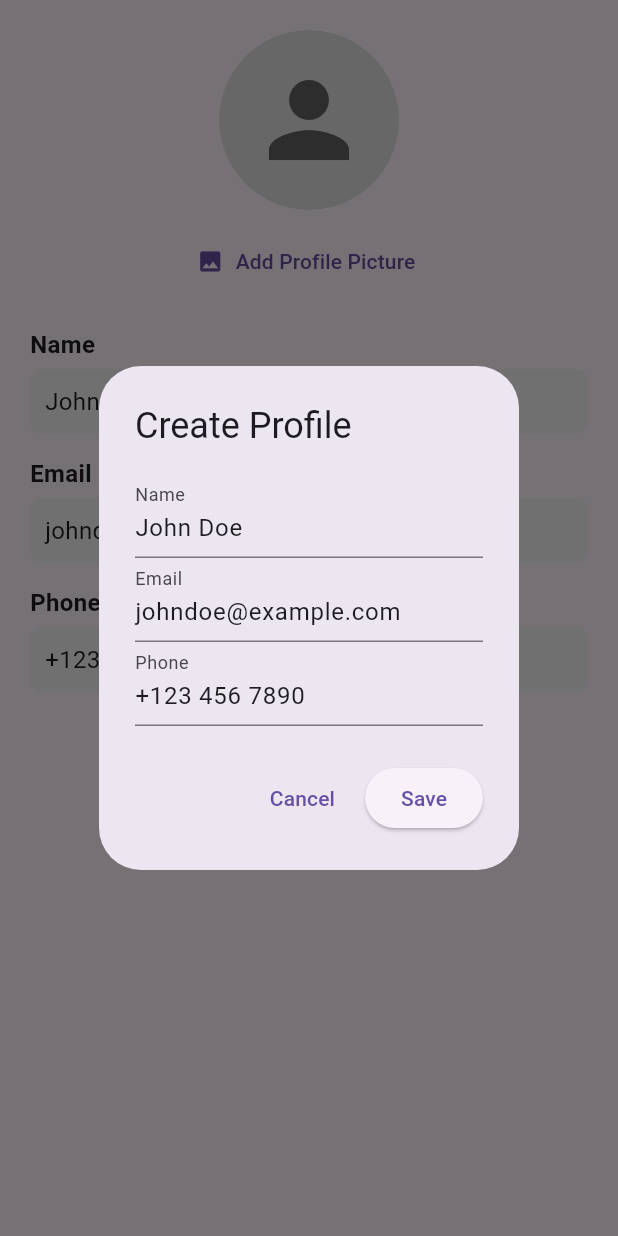
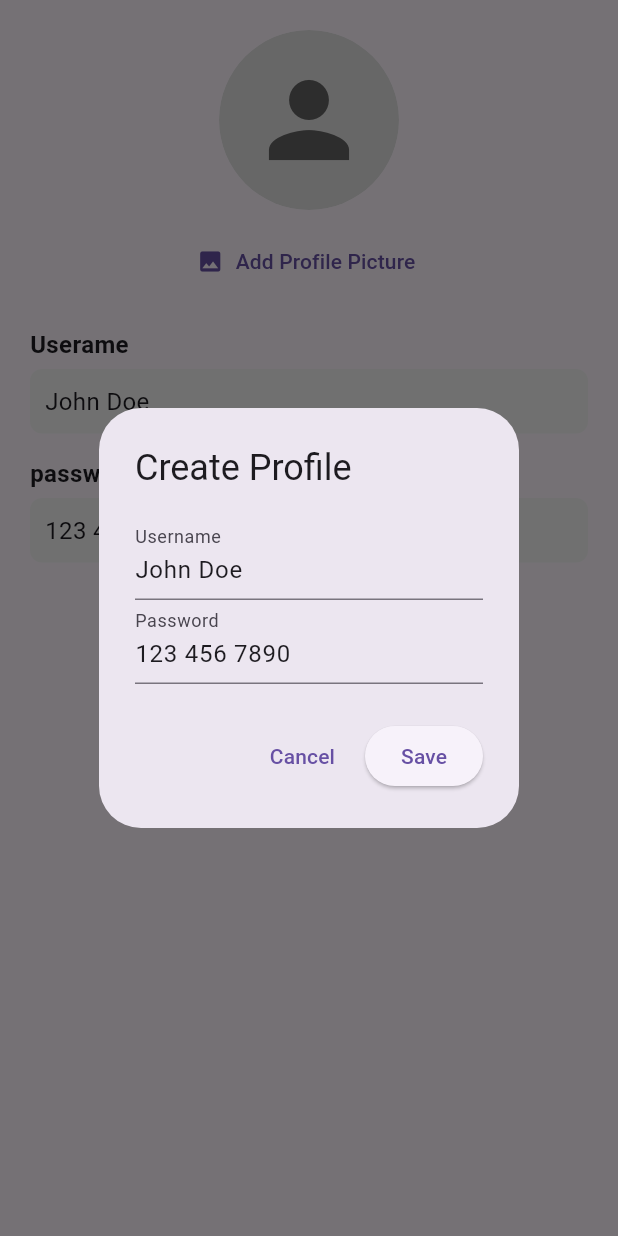
Before and after one commit to baraka1111/flutter-app1, a Flutter app: the loginScreen screen opened directly, after a tap on "Log In", on a phone screen of 412 x 824 dp. Run offline on Flutter 3.47's test engine with Material 3 defaults, Android fonts, the phone set to English and light mode, and no system bars; our stand-ins replace image_picker, permission_handler, sqflite; missing offline and left inert: fast_contacts; accounts and stored records are empty.

Commit message:
Provider

```diff
--- a/lib/home.dart
+++ b/lib/home.dart
@@ -1,6 +1,4 @@
 import 'package:flutter/material.dart';
-import 'package:test_app/profile.dart';
-import 'package:test_app/tab_screen.dart';
 
 class HomePage extends StatelessWidget {
   @override
@@ -9,7 +7,7 @@ class HomePage extends StatelessWidget {
       body: Container(
         height: MediaQuery.of(context).size.height,
         width: double.infinity,
-        color: Colors.blue,
+        color: Colors.red,
         child: Column(
           children: [
             SizedBox(
--- a/lib/provider/login.dart
+++ b/lib/provider/login.dart
@@ -2,7 +2,6 @@
 
 import 'dart:io';
 import 'package:flutter/material.dart';
-import 'package:flutter/widgets.dart';
 import 'package:image_picker/image_picker.dart';
 
 class loginScreen extends StatefulWidget{
@@ -12,8 +11,7 @@ class loginScreen extends StatefulWidget{
  class _loginScreenState extends State<loginScreen> {
   File? _image;
   String _name = "John Doe";
-  String _email = "johndoe@example.com";
-  String _phone = "+123 456 7890";
+  String _password = "123 456 7890";
 
   Future<void> _pickImage() async {
     final pickedFile =
@@ -31,10 +29,8 @@ class loginScreen extends StatefulWidget{
       builder: (context) {
         TextEditingController nameController =
             TextEditingController(text: _name);
-        TextEditingController emailController =
-            TextEditingController(text: _email);
-        TextEditingController phoneController =
-            TextEditingController(text: _phone);
+        TextEditingController passwordController =
+            TextEditingController(text: _password);
 
         return AlertDialog(
           title: Text("Create Profile"),
@@ -43,13 +39,10 @@ class loginScreen extends StatefulWidget{
             children: [
               TextField(
                   controller: nameController,
-                  decoration: InputDecoration(labelText: "Name")),
+                  decoration: InputDecoration(labelText: "Username")),
               TextField(
-                  controller: emailController,
-                  decoration: InputDecoration(labelText: "Email")),
-              TextField(
-                  controller: phoneController,
-                  decoration: InputDecoration(labelText: "Phone")),
+                  controller: passwordController,
+                  decoration: InputDecoration(labelText: "Password")),
             ],
           ),
           actions: [
@@ -59,8 +52,7 @@ class loginScreen extends StatefulWidget{
               onPressed: () {
                 setState(() {
                   _name = nameController.text;
-                  _email = emailController.text;
-                  _phone = phoneController.text;
+                  _password = passwordController.text;
                 });
                 Navigator.pop(context);
               },
@@ -107,9 +99,8 @@ class loginScreen extends StatefulWidget{
             SizedBox(height: 20),
 
             // User Details
-            _buildDetail("Name", _name),
-            _buildDetail("Email", _email),
-            _buildDetail("Phone", _phone),
+            _buildDetail("Userame", _name),
+            _buildDetail("password", _password),
 
             SizedBox(height: 20),
             ElevatedButton.icon(
```
